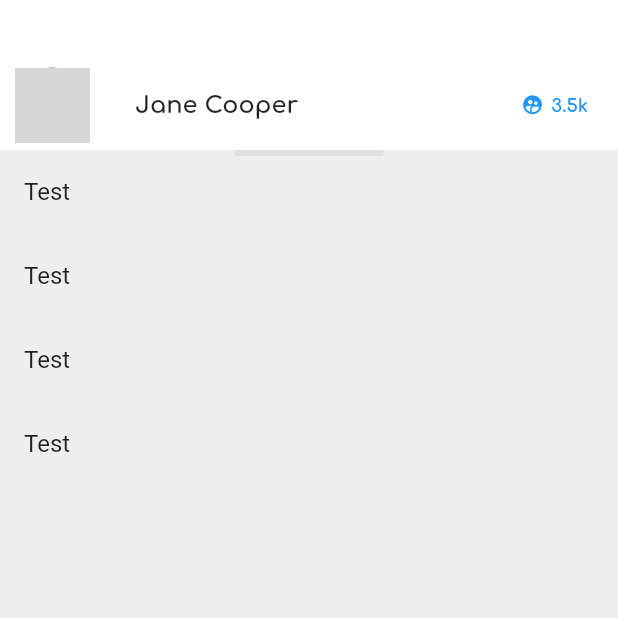
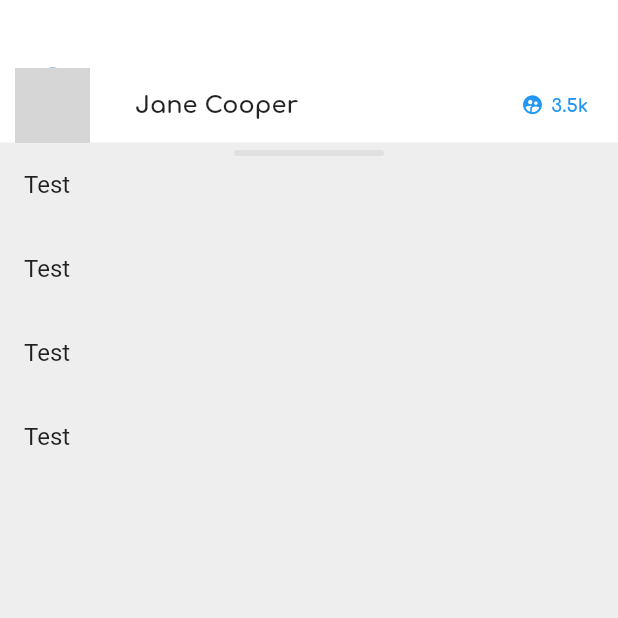
Before and after one commit to pelegopego/clone_longevity, a Flutter app: the screen it shows after launch, on a phone screen of 412 x 824 dp, the top half of it. Run offline on Flutter 3.47's test engine with Material 2 defaults, Android fonts, the light colour scheme and no system bars; network calls fail; grey boxes are pictures that could not be loaded.

Commit message:
tiny visual correction

```diff
--- a/lib/src/features/appBar.dart
+++ b/lib/src/features/appBar.dart
@@ -4,7 +4,7 @@ import 'package:flutter/material.dart';
 
 class CustomAppBar extends StatefulWidget implements PreferredSizeWidget {
   const CustomAppBar({Key? key})
-      : preferredSize = const Size.fromHeight(100.0),
+      : preferredSize = const Size.fromHeight(95.0),
         super(key: key);
 
   @override
@@ -53,8 +53,8 @@ class _CustomAppBarState extends State<CustomAppBar> {
                     Align(
                       alignment: Alignment.centerRight,
                       child: Row(children: [
-                        Padding(
-                            padding: const EdgeInsets.all(5),
+                        const Padding(
+                            padding: EdgeInsets.all(5),
                             child: Icon(
                               Icons.supervised_user_circle,
                               color: Colors.blue,
@@ -62,7 +62,7 @@ class _CustomAppBarState extends State<CustomAppBar> {
                             )),
                         Container(
                             margin: const EdgeInsets.only(right: 10),
-                            child: Text(
+                            child: const Text(
                               '3.5k',
                               style: TextStyle(
                                 fontSize: 12,
```
